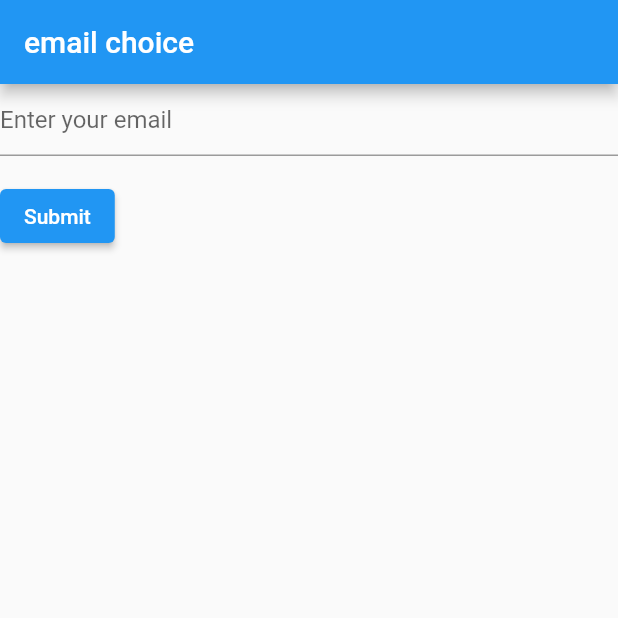
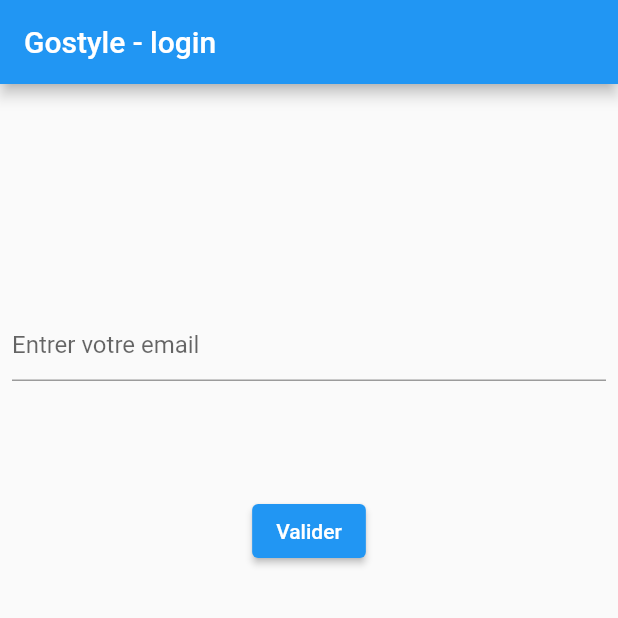
Before and after one commit to polo5922/GoStyle, a Flutter app: the screen it shows after launch, on a phone screen of 412 x 824 dp, the top half of it. Run offline on Flutter 3.47's test engine with Material 2 defaults, Android fonts, the phone set to English and light mode, and no system bars; missing offline and left inert: flutter_barcode_scanner.

Commit message:
update desing

```diff
--- a/lib/main.dart
+++ b/lib/main.dart
@@ -20,7 +20,7 @@ class Email extends StatelessWidget {
     return MaterialApp(
       debugShowCheckedModeBanner: false,
       home: Scaffold(
-        appBar: AppBar(title: const Text("email choice")),
+        appBar: AppBar(title: const Text("Gostyle - login")),
         body: Center(
           child: MyEmailInput(),
         ),
@@ -47,22 +47,27 @@ class _MyEmailInputState extends State<MyEmailInput> {
       child: Column(
         crossAxisAlignment: CrossAxisAlignment.start,
         children: <Widget>[
-          TextFormField(
+          Padding(
+            padding: const EdgeInsets.only(
+                left: 8.0, right: 8.0, top: 150.0, bottom: 60.0),
+            child: TextFormField(
               decoration: const InputDecoration(
-              hintText: 'Enter your email',
+                hintText: 'Entrer votre email',
               ),
               validator: (value) {
                 if (value.isEmpty) {
-                return 'Please enter some text';
+                  return 'Ne pas rentrer de valeur vide';
                 }
                 if (value.contains('@') == false) {
-                return 'Please input a email';
+                  return 'Metre un email valide';
                 }
                 return null;
               },
               controller: myController,
             ),
-          Padding(
+          ),
+          Center(
+            child: Padding(
               padding: const EdgeInsets.symmetric(vertical: 16.0),
               child: ElevatedButton(
                 onPressed: () {
@@ -76,7 +81,8 @@ class _MyEmailInputState extends State<MyEmailInput> {
                                 HomePage(email: myController.text)));
                   }
                 },
-              child: Text('Submit'),
+                child: Text('Valider'),
+              ),
             ),
           ),
         ],
```
Also changed, not shown: lib/card.dart (+7 -3 lines), lib/home.dart (+27 -4 lines), lib/qr_result.dart (+38 -7 lines). Lines whose indentation alone changed are shown as unchanged.
